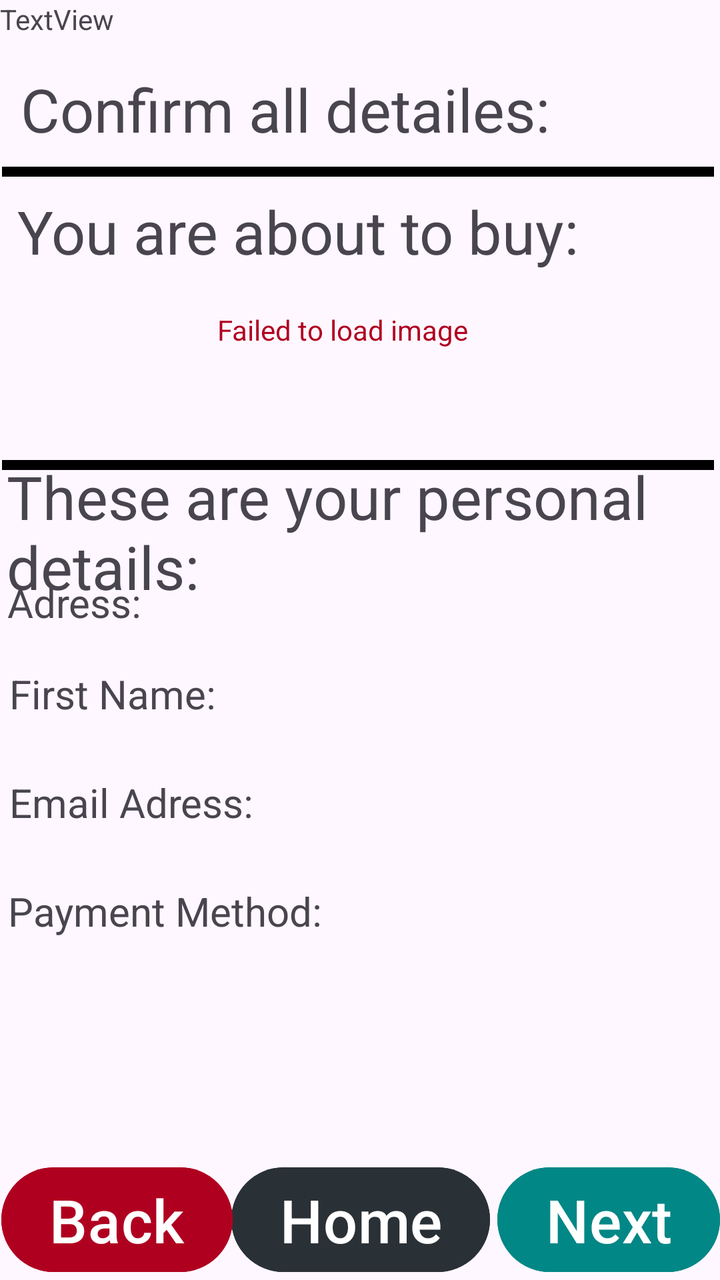
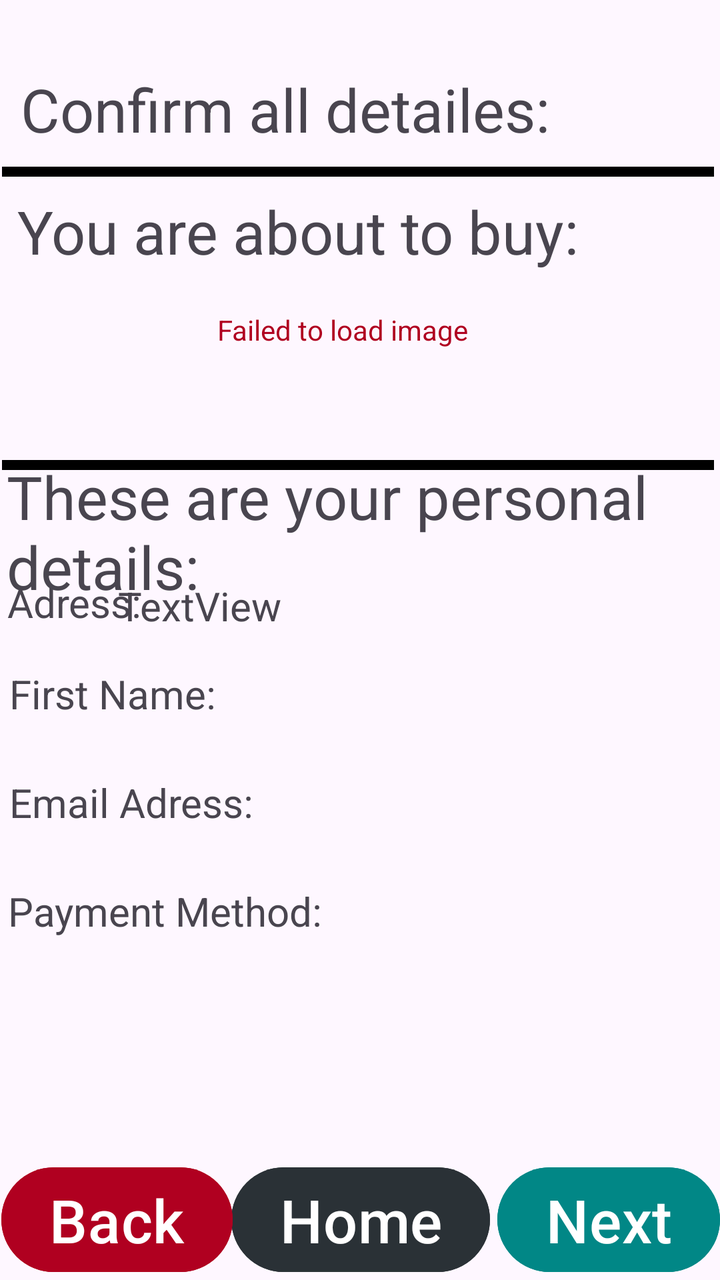

An Android layout rendered at two revisions. The XML below is the earlier revision; the diff shows what the commit changed to produce the second picture.
<!-- AndroidManifest.xml: application theme Theme.LEGOSTARWARSGameShop -->
<!-- res/layout/activity_main5.xml -->
<?xml version="1.0" encoding="utf-8"?>
<androidx.constraintlayout.widget.ConstraintLayout
    xmlns:android="http://schemas.android.com/apk/res/android"
    xmlns:tools="http://schemas.android.com/tools"
    xmlns:app="http://schemas.android.com/apk/res-auto"
    android:id="@+id/main"
    android:layout_width="match_parent"
    android:layout_height="match_parent"
    tools:context=".MainActivity5">

  <TextView
      android:id="@+id/textView32"
      android:layout_width="339dp"
      android:layout_height="74dp"
      android:text="Email Adress:"
      android:textSize="20dp"
      app:layout_constraintBottom_toBottomOf="parent"
      app:layout_constraintEnd_toEndOf="parent"
      app:layout_constraintHorizontal_bias="0.222"
      app:layout_constraintStart_toStartOf="parent"
      app:layout_constraintTop_toTopOf="parent"
      app:layout_constraintVertical_bias="0.685" />

  <Button
      android:id="@+id/next2"
      android:layout_width="wrap_content"
      android:layout_height="wrap_content"
      android:backgroundTint="@color/design_default_color_secondary_variant"
      android:text="Next"
      android:textSize="30sp"
      app:layout_constraintBottom_toBottomOf="parent"
      app:layout_constraintEnd_toEndOf="parent"
      app:layout_constraintHorizontal_bias="1.0"
      app:layout_constraintStart_toStartOf="parent"
      app:layout_constraintTop_toTopOf="parent"
      app:layout_constraintVertical_bias="1.0" />

  <TextView
      android:id="@+id/textView29"
      android:layout_width="345dp"
      android:layout_height="77dp"
      android:text="These are your personal details:"
      android:textSize="30dp"
      app:layout_constraintBottom_toBottomOf="parent"
      app:layout_constraintEnd_toEndOf="parent"
      app:layout_constraintHorizontal_bias="0.225"
      app:layout_constraintStart_toStartOf="parent"
      app:layout_constraintTop_toTopOf="parent"
      app:layout_constraintVertical_bias="0.405" />

  <TextView
      android:id="@+id/textView28"
      android:layout_width="wrap_content"
      android:layout_height="wrap_content"
      android:text="Confirm all detailes:"
      android:textSize="30dp"
      app:layout_constraintBottom_toBottomOf="parent"
      app:layout_constraintEnd_toEndOf="parent"
      app:layout_constraintHorizontal_bias="0.109"
      app:layout_constraintStart_toStartOf="parent"
      app:layout_constraintTop_toTopOf="parent"
      app:layout_constraintVertical_bias="0.057" />

  <ImageView
      android:id="@+id/imageView18"
      android:layout_width="356dp"
      android:layout_height="5dp"
      app:layout_constraintBottom_toBottomOf="parent"
      app:layout_constraintEnd_toEndOf="parent"
      app:layout_constraintHorizontal_bias="0.29"
      app:layout_constraintStart_toStartOf="parent"
      app:layout_constraintTop_toTopOf="parent"
      app:layout_constraintVertical_bias="0.131"
      app:srcCompat="@android:drawable/screen_background_dark" />

  <TextView
      android:id="@+id/textView27"
      android:layout_width="341dp"
      android:layout_height="65dp"
      android:text="Adress:"
      android:textSize="20dp"
      app:layout_constraintBottom_toBottomOf="parent"
      app:layout_constraintEnd_toEndOf="parent"
      app:layout_constraintHorizontal_bias="0.2"
      app:layout_constraintStart_toStartOf="parent"
      app:layout_constraintTop_toTopOf="parent" />

  <TextView
      android:id="@+id/textView30"
      android:layout_width="339dp"
      android:layout_height="74dp"
      android:text="First Name:"
      android:textSize="20dp"
      app:layout_constraintBottom_toBottomOf="parent"
      app:layout_constraintEnd_toEndOf="parent"
      app:layout_constraintHorizontal_bias="0.222"
      app:layout_constraintStart_toStartOf="parent"
      app:layout_constraintTop_toTopOf="parent"
      app:layout_constraintVertical_bias="0.589" />

  <TextView
      android:id="@+id/textView31"
      android:layout_width="339dp"
      android:layout_height="74dp"
      android:text="Payment Method:"
      android:textSize="20dp"
      app:layout_constraintBottom_toBottomOf="parent"
      app:layout_constraintEnd_toEndOf="parent"
      app:layout_constraintHorizontal_bias="0.194"
      app:layout_constraintStart_toStartOf="parent"
      app:layout_constraintTop_toTopOf="parent"
      app:layout_constraintVertical_bias="0.781" />

  <Button
      android:id="@+id/home4"
      android:layout_width="wrap_content"
      android:layout_height="wrap_content"
      android:backgroundTint="@color/material_dynamic_neutral_variant20"
      android:text="Home"
      android:textSize="30sp"
      app:layout_constraintBottom_toBottomOf="parent"
      app:layout_constraintEnd_toEndOf="parent"
      app:layout_constraintHorizontal_bias="0.501"
      app:layout_constraintStart_toStartOf="parent"
      app:layout_constraintTop_toTopOf="parent"
      app:layout_constraintVertical_bias="1.0" />

  <Button
      android:id="@+id/back2"
      android:layout_width="wrap_content"
      android:layout_height="wrap_content"
      android:backgroundTint="@color/design_default_color_error"
      android:text="Back"
      android:textSize="30sp"
      app:layout_constraintBottom_toBottomOf="parent"
      app:layout_constraintEnd_toEndOf="parent"
      app:layout_constraintHorizontal_bias="0.003"
      app:layout_constraintStart_toStartOf="parent"
      app:layout_constraintTop_toTopOf="parent"
      app:layout_constraintVertical_bias="1.0" />

  <ImageView
      android:id="@+id/imageView17"
      android:layout_width="356dp"
      android:layout_height="5dp"
      app:layout_constraintBottom_toBottomOf="parent"
      app:layout_constraintEnd_toEndOf="parent"
      app:layout_constraintHorizontal_bias="0.29"
      app:layout_constraintStart_toStartOf="parent"
      app:layout_constraintTop_toTopOf="parent"
      app:layout_constraintVertical_bias="0.362"
      app:srcCompat="@android:drawable/screen_background_dark" />

  <TextView
      android:id="@+id/textView26"
      android:layout_width="wrap_content"
      android:layout_height="wrap_content"
      android:text="You are about to buy:"
      android:textSize="30dp"
      app:layout_constraintBottom_toBottomOf="parent"
      app:layout_constraintEnd_toEndOf="parent"
      app:layout_constraintHorizontal_bias="0.108"
      app:layout_constraintStart_toStartOf="parent"
      app:layout_constraintTop_toTopOf="parent"
      app:layout_constraintVertical_bias="0.159" />

  <TextView
      android:id="@+id/selectedGameLabel"
      android:layout_width="wrap_content"
      android:layout_height="wrap_content"
      android:text="Failed to load image"
      android:textColor="@color/design_default_color_error"
      app:layout_constraintBottom_toBottomOf="parent"
      app:layout_constraintEnd_toEndOf="parent"
      app:layout_constraintHorizontal_bias="0.463"
      app:layout_constraintStart_toStartOf="parent"
      app:layout_constraintTop_toTopOf="parent"
      app:layout_constraintVertical_bias="0.25" />

  <TextView
      android:id="@+id/detail"
      android:layout_width="wrap_content"
      android:layout_height="wrap_content"
      android:text="TextView"
      tools:layout_editor_absoluteX="84dp"
      tools:layout_editor_absoluteY="400dp" />
</androidx.constraintlayout.widget.ConstraintLayout>
<!-- resources referenced by this layout -->
<resources>
  <style name="Theme.LEGOSTARWARSGameShop" parent="Base.Theme.LEGOSTARWARSGameShop" />
  <style name="Base.Theme.LEGOSTARWARSGameShop" parent="Theme.Material3.DayNight.NoActionBar">
          
          
      </style>
</resources>

<!-- the commit's change to res/layout/activity_main5.xml (unified diff, before → after) -->
@@ -179,9 +179,14 @@
 
   <TextView
       android:id="@+id/detail"
-      android:layout_width="wrap_content"
-      android:layout_height="wrap_content"
+      android:layout_width="268dp"
+      android:layout_height="31dp"
       android:text="TextView"
-      tools:layout_editor_absoluteX="84dp"
-      tools:layout_editor_absoluteY="400dp" />
+      android:textSize="20dp"
+      app:layout_constraintBottom_toBottomOf="parent"
+      app:layout_constraintEnd_toEndOf="parent"
+      app:layout_constraintHorizontal_bias="0.643"
+      app:layout_constraintStart_toStartOf="parent"
+      app:layout_constraintTop_toTopOf="parent"
+      app:layout_constraintVertical_bias="0.475" />
 </androidx.constraintlayout.widget.ConstraintLayout>
